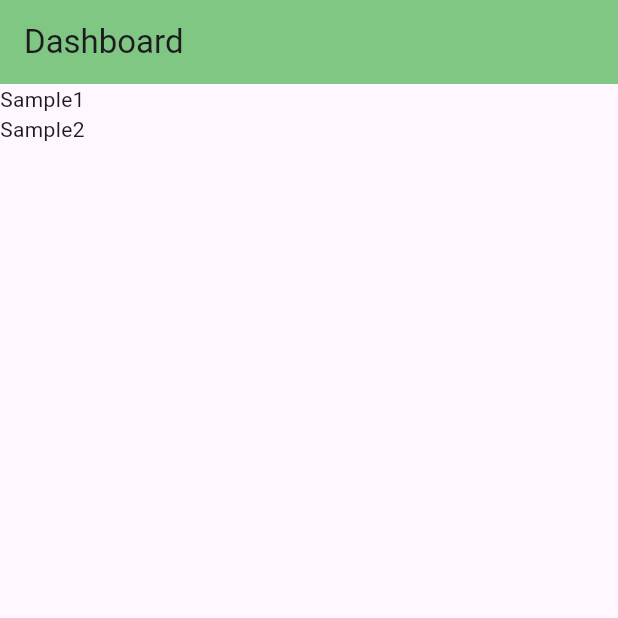
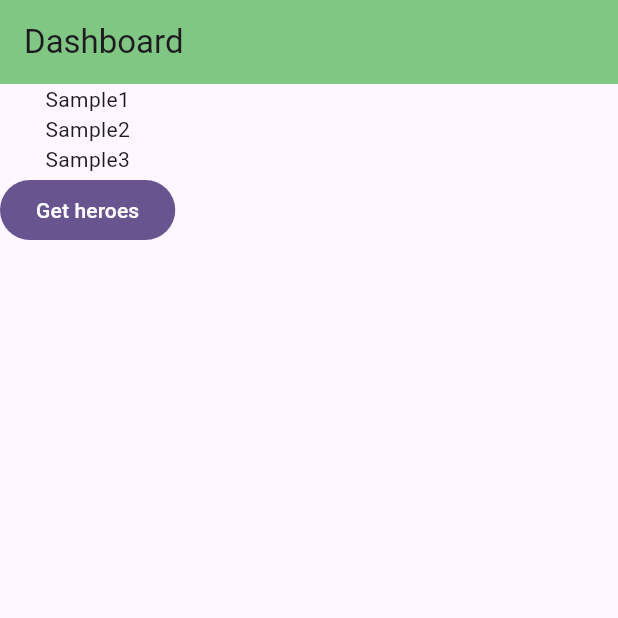
Before and after one commit to lisandrobatiancila/hero-fe, a Flutter app: the DashBoard screen opened directly, on a phone screen of 412 x 824 dp, the top half of it. Run offline on Flutter 3.47's test engine with Material 3 defaults, Android fonts, the phone set to English and light mode, and no system bars; our stand-ins replace fluttertoast.

Commit message:
dashboard cont

```diff
--- a/lib/src/features/dashboard/presentation/index.dart
+++ b/lib/src/features/dashboard/presentation/index.dart
@@ -1,4 +1,5 @@
 import 'package:flutter/material.dart';
+import 'package:heroes/src/features/dashboard/service/dashboard.service.dart';
 
 class DashBoardPage extends StatelessWidget {
   @override
@@ -15,7 +16,13 @@
 }
 
 class _DashBaord extends State<DashBoard> {
+  late DashBoardService _dashBoardService;
   @override
+  void initState() {
+    // TODO: implement initState
+    super.initState();
+    _dashBoardService = DashBoardService();
+  }
 
   @override
   Widget build(BuildContext context) {
@@ -27,10 +34,17 @@
         automaticallyImplyLeading: false,
         backgroundColor: Colors.green[300],
       ),
-      body: const Column(
+      body: Column(
         children: <Widget>[
-          Text("Sample1"),
-          Text("Sample2"),
+          const Text("Sample1"),
+          const Text("Sample2"),
+          const Text("Sample3"),
+          FilledButton(
+            onPressed: () {
+              var records = _dashBoardService.getAllHeroes();
+            },
+            child: Text("Get heroes"),
+          )
         ],
       ),
     ),
--- /dev/null
+++ b/lib/src/features/dashboard/service/dashboard.service.dart
@@ -0,0 +1,19 @@
+import 'dart:convert';
+
+import 'package:heroes/src/features/shared/data/hero.data.dart';
+import 'package:heroes/src/features/shared/data/hero.domain.dart';
+import 'package:heroes/src/features/shared/ip/shared.constant.dart';
+import 'package:http/http.dart' as http;
+
+class DashBoardService {
+  Future<HeroDomain> getAllHeroes() async {
+    SharedConstants _sharedConstants = SharedConstants();
+    var response = await http.get(
+      Uri.parse("http://${_sharedConstants.getIp()}:3000/dashboard"),
+    );
+
+    var decode = jsonDecode(response.body);
+
+    return HeroDomain.fromJson(decode);
+  }
+}
--- /dev/null
+++ b/lib/src/features/shared/data/hero.domain.dart
@@ -0,0 +1,20 @@
+class HeroDomain {
+  int id;
+  String name;
+  String power;
+  String description;
+
+  HeroDomain({required this.id, required this.name, required this.power, required this.description});
+
+  factory HeroDomain.fromJson(Map<String, dynamic> json) {
+    return switch(json) {
+      {
+        'id': int id,
+        'name': String name,
+        'power': String power,
+        'description': String description,
+      } => HeroDomain(id: id, name: name, power: power, description: description),
+      _ => throw const FormatException("Failed Error Dashboard")
+    };
+  }
+}
```
Also changed, not shown: lib/src/features/shared/data/hero.data.dart (added, +8 -0 lines).
